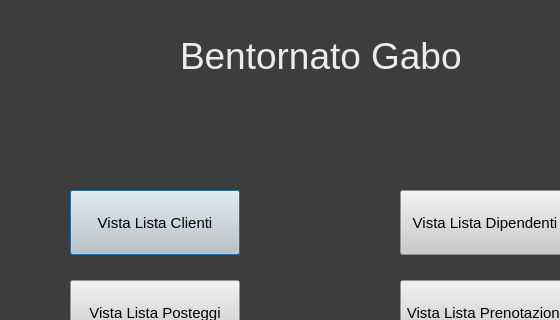
This is Amministratore.ui in riccardomalpiedi/parcheggio as Qt 5 draws it before an edit; both pictures show x 0 to 560 and y 0 to 320 of the 655 by 522 pixel window. The edited form follows.
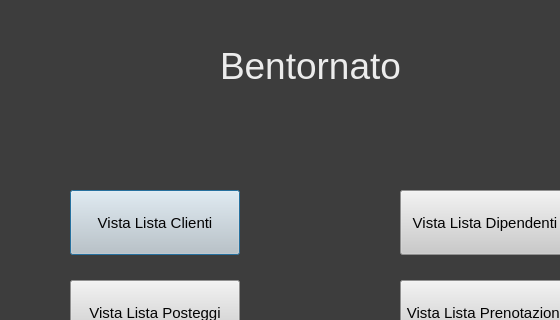
This is the edited form.

Commit message: Miglioramento Interfaccia Grafica pt.2

The edit to the form file:
```diff
--- a/Amministratore.ui
+++ b/Amministratore.ui
@@ -145,9 +145,9 @@
   <widget class="QLabel" name="label_titolo">
    <property name="geometry">
     <rect>
-     <x>180</x>
-     <y>30</y>
-     <width>281</width>
+     <x>220</x>
+     <y>40</y>
+     <width>181</width>
      <height>51</height>
     </rect>
    </property>
@@ -155,7 +155,7 @@
     <string notr="true">color:rgb(236, 236, 236); font-size:28pt;</string>
    </property>
    <property name="text">
-    <string>Bentornato Gabo</string>
+    <string>Bentornato</string>
    </property>
   </widget>
  </widget>
```
The commit also changes 4 other files.
